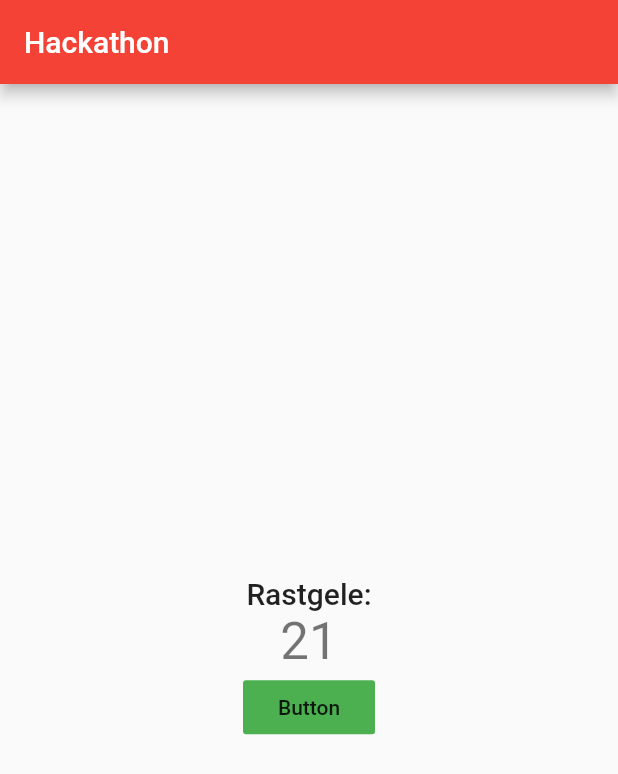
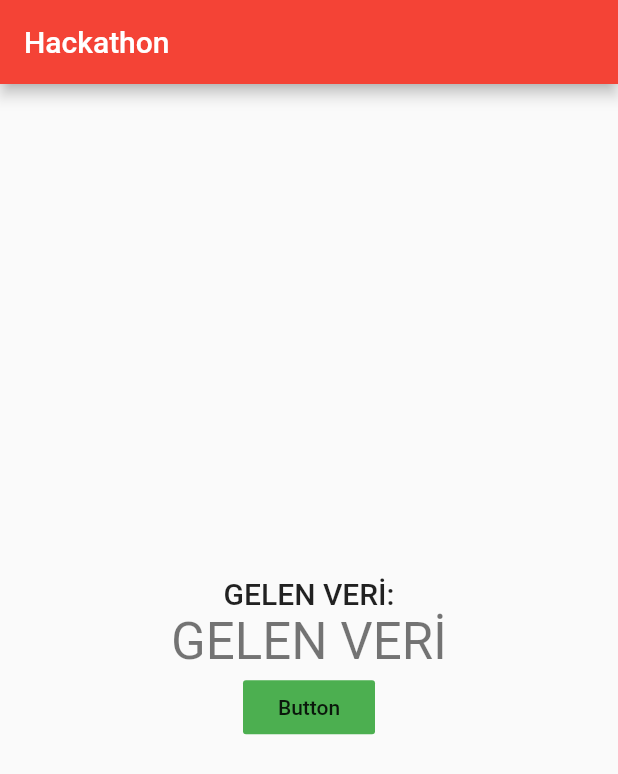
Before and after one commit to Eecekkaratas/smart_house_mobile_app, a Flutter app: the screen it shows after launch, after a tap on "Button", on a phone screen of 412 x 824 dp. Shown: the top 774 px of the screen. Run offline on Flutter 3.47's test engine with Material 2 defaults, Android fonts, the phone set to English and light mode, and no system bars.

Commit message:
ready for data

```diff
--- a/hackathon_app/lib/main.dart
+++ b/hackathon_app/lib/main.dart
@@ -49,20 +49,6 @@ class MyHomePage extends StatefulWidget {
 class _MyHomePageState extends State<MyHomePage> {
   int _counter = 0;
 
-  void _incrementCounter() {
-    setState(() {
-      // This call to setState tells the Flutter framework that something has
-      // changed in this State, which causes it to rerun the build method below
-      // so that the display can reflect the updated values. If we changed
-      // _counter without calling setState(), then the build method would not be
-      // called again, and so nothing would appear to happen.
-
-      var rng = Random();
-      _counter = rng.nextInt(13) + 12;
-      //print(rng.nextInt(25));
-    });
-  }
-
   @override
   Widget build(BuildContext context) {
     // This method is rerun every time setState is called, for instance as done
@@ -98,11 +84,13 @@ class _MyHomePageState extends State<MyHomePage> {
           mainAxisAlignment: MainAxisAlignment.center,
           children: <Widget>[
             Text(
-              'Rastgele:',
+              'GELEN VERİ:',
               style: Theme.of(context).textTheme.headline6,
             ),
             Text(
-              '$_counter',
+              'GELEN VERİ',
+
+              /// GELEN VERİ
               style: Theme.of(context).textTheme.headline4,
             ),
             FlatButton(
@@ -112,7 +100,7 @@ class _MyHomePageState extends State<MyHomePage> {
               child: Text(
                 'Button',
               ),
-              onPressed: _incrementCounter,
+              onPressed: () {},
             ),
           ],
         ),
```
